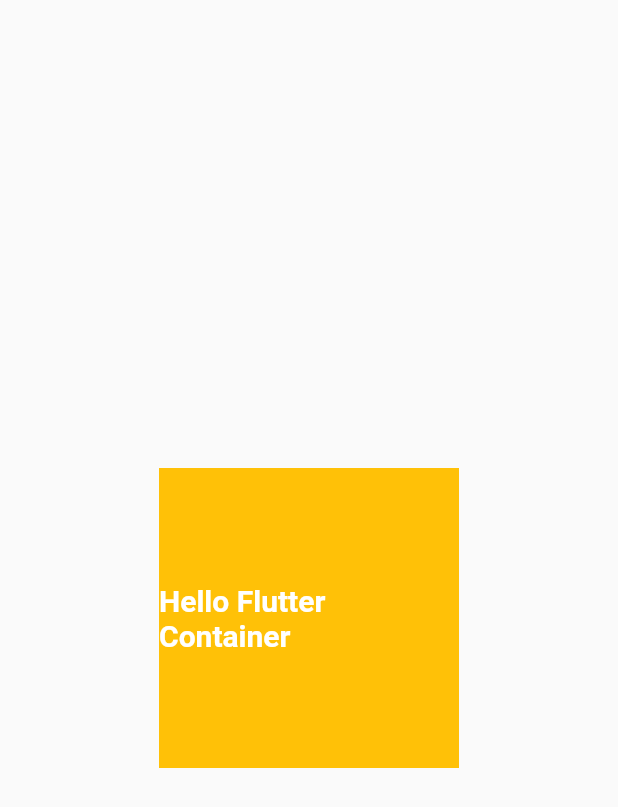
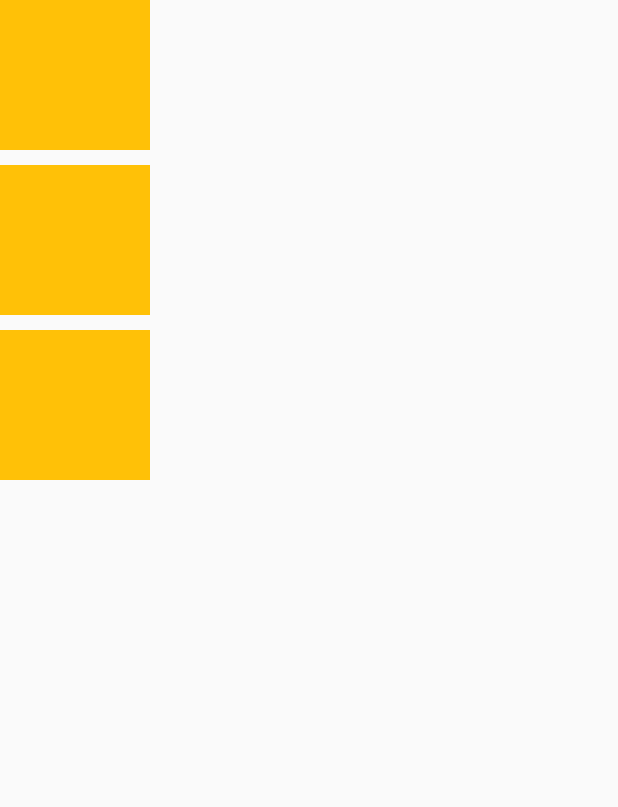
Before and after one commit to arifmia1129/flutter-widget, a Flutter app: the screen it shows after launch, on a phone screen of 412 x 824 dp. Shown: the top 807 px of the screen. Run offline on Flutter 3.47's test engine with Material 2 defaults, Android fonts, the light colour scheme and no system bars.

Commit message:
column widget

```diff
--- a/lib/main.dart
+++ b/lib/main.dart
@@ -10,20 +10,34 @@
     return MaterialApp(
         debugShowCheckedModeBanner: false,
         home: Scaffold(
-          body: Center(
-              child: Container(
-            alignment: Alignment.center,
-            height: 200,
-            width: 200,
-            decoration: BoxDecoration(color: Colors.amber),
-            child: Text(
-              "Hello Flutter Container",
-              style: TextStyle(
-                  fontSize: 20,
-                  color: Colors.white,
-                  fontWeight: FontWeight.bold),
-            ),
-          )),
+          body: Column(
+            children: [
+              Container(
+                height: 100,
+                width: 100,
+                color: Colors.amber,
+              ),
+              SizedBox(
+                height: 10,
+              ),
+              Container(
+                height: 100,
+                width: 100,
+                color: Colors.amber,
+              ),
+              SizedBox(
+                height: 10,
+              ),
+              Container(
+                height: 100,
+                width: 100,
+                color: Colors.amber,
+              ),
+              SizedBox(
+                height: 10,
+              ),
+            ],
+          ),
         ));
   }
 }
```
